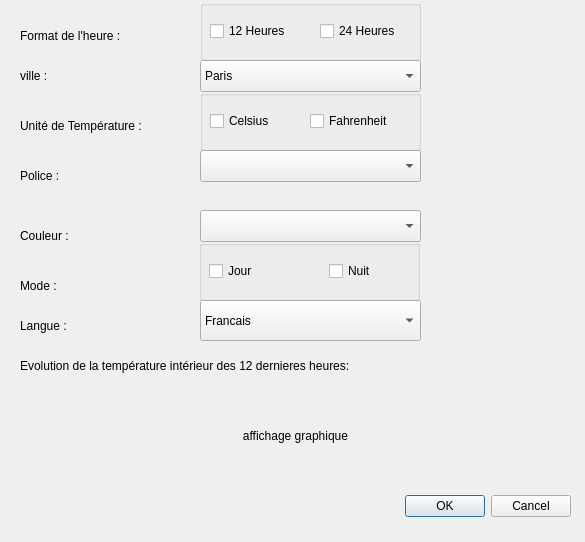
Old version of the form dialogparametres.ui in the repository laetitia2401/akka.
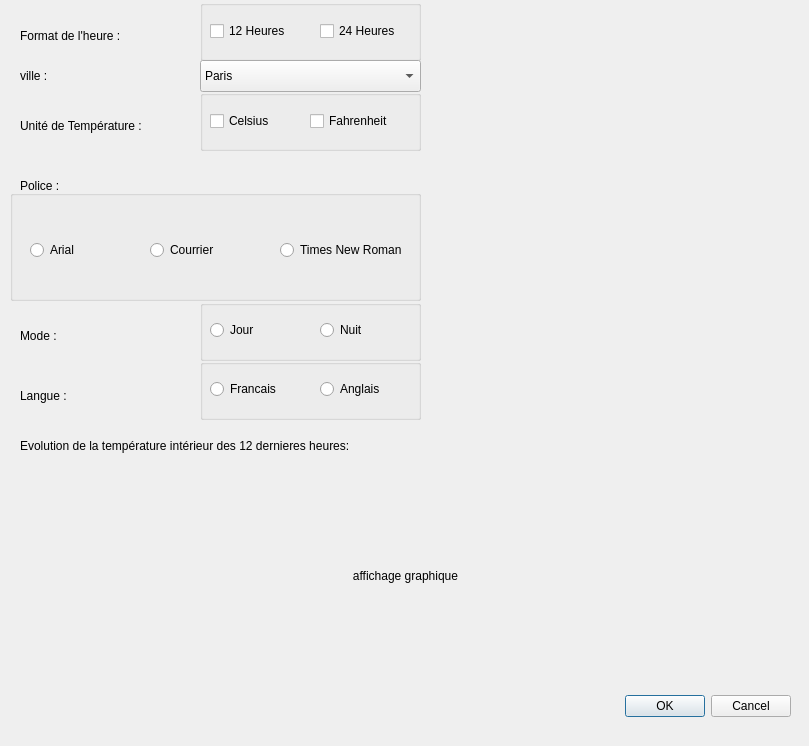
New version of the form.

```diff
--- a/dialogparametres.ui
+++ b/dialogparametres.ui
@@ -6,8 +6,8 @@
    <rect>
     <x>0</x>
     <y>0</y>
-    <width>585</width>
-    <height>542</height>
+    <width>809</width>
+    <height>746</height>
    </rect>
   </property>
   <property name="windowTitle">
@@ -16,8 +16,8 @@
   <widget class="QDialogButtonBox" name="buttonBox">
    <property name="geometry">
     <rect>
-     <x>230</x>
-     <y>490</y>
+     <x>450</x>
+     <y>690</y>
      <width>341</width>
      <height>32</height>
     </rect>
@@ -81,7 +81,7 @@
    <property name="geometry">
     <rect>
      <x>20</x>
-     <y>160</y>
+     <y>170</y>
      <width>131</width>
      <height>31</height>
     </rect>
@@ -93,24 +93,11 @@
     <set>Qt::AlignLeading|Qt::AlignLeft|Qt::AlignVCenter</set>
    </property>
   </widget>
-  <widget class="QLabel" name="lblCouleur">
-   <property name="geometry">
-    <rect>
-     <x>20</x>
-     <y>220</y>
-     <width>101</width>
-     <height>31</height>
-    </rect>
-   </property>
-   <property name="text">
-    <string>Couleur :</string>
-   </property>
-  </widget>
   <widget class="QLabel" name="lblLangue">
    <property name="geometry">
     <rect>
      <x>20</x>
-     <y>310</y>
+     <y>380</y>
      <width>121</width>
      <height>31</height>
     </rect>
@@ -123,7 +110,7 @@
    <property name="geometry">
     <rect>
      <x>20</x>
-     <y>350</y>
+     <y>430</y>
      <width>421</width>
      <height>31</height>
     </rect>
@@ -136,9 +123,9 @@
    <property name="geometry">
     <rect>
      <x>20</x>
-     <y>390</y>
-     <width>551</width>
-     <height>91</height>
+     <y>490</y>
+     <width>771</width>
+     <height>171</height>
     </rect>
    </property>
    <property name="text">
@@ -271,31 +258,11 @@
     </property>
    </widget>
   </widget>
-  <widget class="QComboBox" name="cBoxPolice">
-   <property name="geometry">
-    <rect>
-     <x>200</x>
-     <y>150</y>
-     <width>221</width>
-     <height>32</height>
-    </rect>
-   </property>
-  </widget>
-  <widget class="QComboBox" name="comboBox">
-   <property name="geometry">
-    <rect>
-     <x>200</x>
-     <y>210</y>
-     <width>221</width>
-     <height>32</height>
-    </rect>
-   </property>
-  </widget>
   <widget class="QLabel" name="label">
    <property name="geometry">
     <rect>
      <x>20</x>
-     <y>270</y>
+     <y>320</y>
      <width>101</width>
      <height>31</height>
     </rect>
@@ -307,8 +274,8 @@
   <widget class="QGroupBox" name="groupBox_2">
    <property name="geometry">
     <rect>
-     <x>199</x>
-     <y>240</y>
+     <x>200</x>
+     <y>300</y>
      <width>221</width>
      <height>61</height>
     </rect>
@@ -316,26 +283,26 @@
    <property name="title">
     <string/>
    </property>
-   <widget class="QCheckBox" name="cBoxJour">
+   <widget class="QRadioButton" name="radioButtonJour">
     <property name="geometry">
      <rect>
       <x>10</x>
       <y>20</y>
-      <width>87</width>
-      <height>22</height>
+      <width>102</width>
+      <height>20</height>
      </rect>
     </property>
     <property name="text">
      <string>Jour</string>
     </property>
    </widget>
-   <widget class="QCheckBox" name="cBoxNuit">
+   <widget class="QRadioButton" name="radioButtonNuit">
     <property name="geometry">
      <rect>
-      <x>130</x>
+      <x>120</x>
       <y>20</y>
-      <width>87</width>
-      <height>22</height>
+      <width>102</width>
+      <height>20</height>
      </rect>
     </property>
     <property name="text">
@@ -343,25 +310,96 @@
     </property>
    </widget>
   </widget>
-  <widget class="QComboBox" name="cBoxLangue">
+  <widget class="QGroupBox" name="groupboxRadioLangue">
    <property name="geometry">
     <rect>
      <x>200</x>
-     <y>300</y>
+     <y>359</y>
      <width>221</width>
-     <height>41</height>
+     <height>61</height>
     </rect>
    </property>
-   <item>
+   <property name="title">
+    <string/>
+   </property>
+   <widget class="QRadioButton" name="radioButFranc">
+    <property name="geometry">
+     <rect>
+      <x>10</x>
+      <y>20</y>
+      <width>102</width>
+      <height>20</height>
+     </rect>
+    </property>
     <property name="text">
      <string>Francais</string>
     </property>
-   </item>
-   <item>
+   </widget>
+   <widget class="QRadioButton" name="radioButAngl">
+    <property name="geometry">
+     <rect>
+      <x>120</x>
+      <y>20</y>
+      <width>102</width>
+      <height>20</height>
+     </rect>
+    </property>
     <property name="text">
      <string>Anglais</string>
     </property>
-   </item>
+   </widget>
+  </widget>
+  <widget class="QGroupBox" name="groupBoxPolices">
+   <property name="geometry">
+    <rect>
+     <x>10</x>
+     <y>190</y>
+     <width>411</width>
+     <height>111</height>
+    </rect>
+   </property>
+   <property name="title">
+    <string/>
+   </property>
+   <widget class="QRadioButton" name="rbArial">
+    <property name="geometry">
+     <rect>
+      <x>20</x>
+      <y>50</y>
+      <width>102</width>
+      <height>20</height>
+     </rect>
+    </property>
+    <property name="text">
+     <string>Arial</string>
+    </property>
+   </widget>
+   <widget class="QRadioButton" name="rbComic">
+    <property name="geometry">
+     <rect>
+      <x>140</x>
+      <y>50</y>
+      <width>102</width>
+      <height>20</height>
+     </rect>
+    </property>
+    <property name="text">
+     <string>Courrier</string>
+    </property>
+   </widget>
+   <widget class="QRadioButton" name="rbTimes">
+    <property name="geometry">
+     <rect>
+      <x>270</x>
+      <y>50</y>
+      <width>131</width>
+      <height>20</height>
+     </rect>
+    </property>
+    <property name="text">
+     <string>Times New Roman</string>
+    </property>
+   </widget>
   </widget>
  </widget>
  <resources/>
```
Left out of the diff: 2 changed lines with no effect on the pictures.
